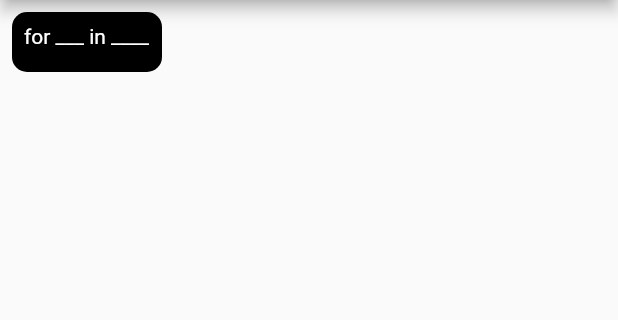
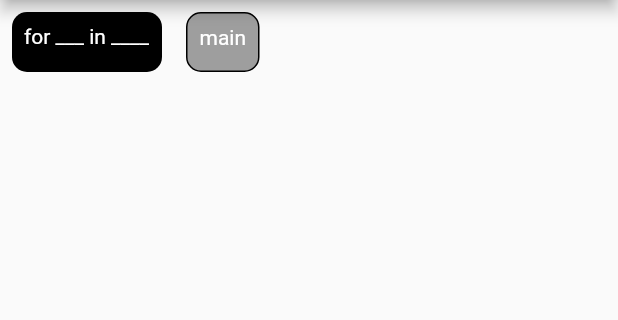
Before and after one commit to danielzsh/blocks, a Flutter app: the screen it shows after launch, on a phone screen of 412 x 824 dp, the part 84-404 px from its top. Run offline on Flutter 3.47's test engine with Material 2 defaults, Android fonts, the light colour scheme and no system bars.

Commit message:
Main block that supports dragging and dropping

```diff
--- a/lib/main.dart
+++ b/lib/main.dart
@@ -28,17 +28,56 @@ class MyApp extends StatelessWidget {
             appBar: AppBar(
               title: const Text('Blocks'),
             ),
-            body: Draggable<IStatement>(
-                data: For(), feedback: ForDrag(), child: ForDrag())));
+            body: Row(children: [
+              Draggable<IStatement>(
+                  data: For(), feedback: ForDrag(), child: ForDrag()),
+              Main(),
+            ])));
   }
 }
 
 abstract class IStatement {
-  late Set<IStatement> body;
-  void run() {
-    for (var statement in body) {
-      statement.run();
-    }
+  late List<IStatement> body;
+  void run() {}
+}
+
+class Main extends StatefulWidget {
+  Main({Key? key}) : super(key: key);
+  @override
+  State<Main> createState() => _MainState();
+}
+
+class _MainState extends State<Main> implements IStatement {
+  @override
+  var body = <IStatement>[];
+  @override
+  void run() {}
+  @override
+  Widget build(BuildContext context) {
+    return DragTarget<IStatement>(
+      builder: ((context, candidateData, rejectedData) {
+        return Container(
+          decoration: BoxDecoration(
+              color: Colors.grey,
+              borderRadius: const BorderRadius.all(Radius.circular(10)),
+              border: Border.all(
+                  color: candidateData.isNotEmpty ? Colors.red : Colors.black)),
+          height: 40,
+          margin: const EdgeInsets.all(8),
+          child: Container(
+              margin: const EdgeInsets.all(8),
+              child: const Text(
+                'main',
+                style: TextStyle(color: Colors.white),
+              )),
+        );
+      }),
+      onAccept: (statement) {
+        setState(() {
+          body.add(statement);
+        });
+      },
+    );
   }
 }
 
@@ -69,7 +108,7 @@ class ForDrag extends StatelessWidget {
 class For extends StatelessWidget implements IStatement {
   For({Key? key}) : super(key: key);
   @override
-  var body = <IStatement>{};
+  var body = <IStatement>[];
   @override
   Widget build(BuildContext context) {
     return Container(
```
